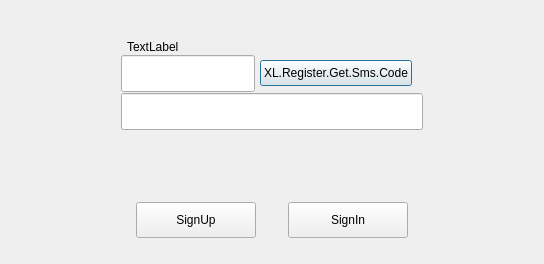
Before: the Qt Designer form UI/forms/XLRegisterDialog.ui in gechangli/obs-studio, drawn with Qt 5.
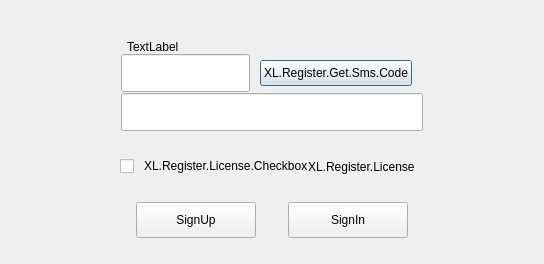
After: the same form once the commit is applied. Icons and pictures are not drawn. Custom widgets are drawn as their Qt base class.

Commit message: register dialog ui skeleton ok

Diff of the .ui file:
```diff
--- a/UI/forms/XLRegisterDialog.ui
+++ b/UI/forms/XLRegisterDialog.ui
@@ -154,6 +154,12 @@
       </item>
       <item alignment="Qt::AlignHCenter">
        <widget class="QWidget" name="editPanel" native="true">
+        <property name="sizePolicy">
+         <sizepolicy hsizetype="Fixed" vsizetype="Fixed">
+          <horstretch>0</horstretch>
+          <verstretch>0</verstretch>
+         </sizepolicy>
+        </property>
         <property name="minimumSize">
          <size>
           <width>304</width>
@@ -198,13 +204,13 @@
            </property>
            <layout class="QHBoxLayout" name="horizontalLayout_3">
             <property name="spacing">
-             <number>5</number>
+             <number>10</number>
             </property>
             <property name="leftMargin">
              <number>1</number>
             </property>
             <property name="topMargin">
-             <number>1</number>
+             <number>0</number>
             </property>
             <property name="rightMargin">
              <number>12</number>
@@ -215,17 +221,41 @@
             <item>
              <widget class="QLineEdit" name="mobileEdit">
               <property name="sizePolicy">
-               <sizepolicy hsizetype="Expanding" vsizetype="Expanding">
+               <sizepolicy hsizetype="Expanding" vsizetype="Fixed">
                 <horstretch>0</horstretch>
                 <verstretch>0</verstretch>
                </sizepolicy>
               </property>
+              <property name="minimumSize">
+               <size>
+                <width>0</width>
+                <height>38</height>
+               </size>
+              </property>
+              <property name="maximumSize">
+               <size>
+                <width>16777215</width>
+                <height>38</height>
+               </size>
+              </property>
+              <property name="baseSize">
+               <size>
+                <width>0</width>
+                <height>0</height>
+               </size>
+              </property>
               <property name="focusPolicy">
                <enum>Qt::ClickFocus</enum>
               </property>
               <property name="inputMethodHints">
                <set>Qt::ImhDialableCharactersOnly|Qt::ImhNoAutoUppercase</set>
               </property>
+              <property name="frame">
+               <bool>true</bool>
+              </property>
+              <property name="alignment">
+               <set>Qt::AlignLeading|Qt::AlignLeft|Qt::AlignVCenter</set>
+              </property>
              </widget>
             </item>
             <item>
@@ -252,6 +282,18 @@
          </item>
          <item>
           <widget class="QWidget" name="smsCodePanel" native="true">
+           <property name="minimumSize">
+            <size>
+             <width>0</width>
+             <height>39</height>
+            </size>
+           </property>
+           <property name="maximumSize">
+            <size>
+             <width>16777215</width>
+             <height>39</height>
+            </size>
+           </property>
            <layout class="QHBoxLayout" name="horizontalLayout_5">
             <property name="spacing">
              <number>0</number>
@@ -271,11 +313,23 @@
             <item>
              <widget class="QLineEdit" name="smsCodeEdit">
               <property name="sizePolicy">
-               <sizepolicy hsizetype="Expanding" vsizetype="Expanding">
+               <sizepolicy hsizetype="Expanding" vsizetype="Fixed">
                 <horstretch>0</horstretch>
                 <verstretch>0</verstretch>
                </sizepolicy>
               </property>
+              <property name="minimumSize">
+               <size>
+                <width>0</width>
+                <height>38</height>
+               </size>
+              </property>
+              <property name="maximumSize">
+               <size>
+                <width>16777215</width>
+                <height>38</height>
+               </size>
+              </property>
               <property name="inputMethodHints">
                <set>Qt::ImhNoAutoUppercase|Qt::ImhPreferNumbers</set>
               </property>
@@ -288,7 +342,80 @@
        </widget>
       </item>
       <item>
-       <widget class="QWidget" name="licensePanel" native="true"/>
+       <widget class="QWidget" name="licensePanel" native="true">
+        <layout class="QHBoxLayout" name="horizontalLayout_4">
+         <property name="spacing">
+          <number>0</number>
+         </property>
+         <property name="leftMargin">
+          <number>120</number>
+         </property>
+         <property name="topMargin">
+          <number>0</number>
+         </property>
+         <property name="rightMargin">
+          <number>0</number>
+         </property>
+         <property name="bottomMargin">
+          <number>0</number>
+         </property>
+         <item>
+          <widget class="QCheckBox" name="licenseCheckbox">
+           <property name="sizePolicy">
+            <sizepolicy hsizetype="Minimum" vsizetype="Fixed">
+             <horstretch>0</horstretch>
+             <verstretch>0</verstretch>
+            </sizepolicy>
+           </property>
+           <property name="text">
+            <string/>
+           </property>
+          </widget>
+         </item>
+         <item>
+          <widget class="QLabel" name="licenseCheckboxLabel">
+           <property name="sizePolicy">
+            <sizepolicy hsizetype="Maximum" vsizetype="Fixed">
+             <horstretch>0</horstretch>
+             <verstretch>0</verstretch>
+            </sizepolicy>
+           </property>
+           <property name="text">
+            <string>XL.Register.License.Checkbox</string>
+           </property>
+           <property name="indent">
+            <number>10</number>
+           </property>
+          </widget>
+         </item>
+         <item>
+          <widget class="XLClickableLabel" name="licenseLabel">
+           <property name="sizePolicy">
+            <sizepolicy hsizetype="Maximum" vsizetype="Minimum">
+             <horstretch>0</horstretch>
+             <verstretch>0</verstretch>
+            </sizepolicy>
+           </property>
+           <property name="text">
+            <string>XL.Register.License</string>
+           </property>
+          </widget>
+         </item>
+         <item>
+          <spacer name="horizontalSpacer">
+           <property name="orientation">
+            <enum>Qt::Horizontal</enum>
+           </property>
+           <property name="sizeHint" stdset="0">
+            <size>
+             <width>40</width>
+             <height>20</height>
+            </size>
+           </property>
+          </spacer>
+         </item>
+        </layout>
+       </widget>
       </item>
       <item alignment="Qt::AlignHCenter">
        <widget class="QWidget" name="buttonBox" native="true">
@@ -372,6 +499,13 @@
    </item>
   </layout>
  </widget>
+ <customwidgets>
+  <customwidget>
+   <class>XLClickableLabel</class>
+   <extends>QLabel</extends>
+   <header>xl-clickable-label.hpp</header>
+  </customwidget>
+ </customwidgets>
  <resources>
   <include location="obs.qrc"/>
  </resources>
```
Left out of the diff: 61 changed lines with no effect on the pictures. The commit also changes 8 other files.
